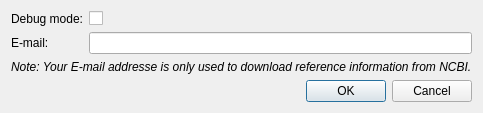
Qt form GEMEditor/ui/src/EditSettingsDialog.ui (JuBra/GEMEditor) before a commit.
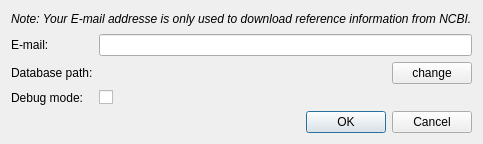
The same form after that commit.

```diff
--- a/GEMEditor/ui/src/EditSettingsDialog.ui
+++ b/GEMEditor/ui/src/EditSettingsDialog.ui
@@ -7,13 +7,26 @@
     <x>0</x>
     <y>0</y>
     <width>432</width>
-    <height>107</height>
+    <height>144</height>
    </rect>
   </property>
   <property name="windowTitle">
    <string>Edit settings</string>
   </property>
   <layout class="QVBoxLayout" name="verticalLayout">
+   <item>
+    <widget class="QLabel" name="label">
+     <property name="text">
+      <string>&lt;html&gt;&lt;head/&gt;&lt;body&gt;&lt;p&gt;&lt;span style=&quot; font-style:italic;&quot;&gt;Note: Your E-mail addresse is only used to download reference information from NCBI.&lt;/span&gt;&lt;/p&gt;&lt;/body&gt;&lt;/html&gt;</string>
+     </property>
+     <property name="textFormat">
+      <enum>Qt::RichText</enum>
+     </property>
+     <property name="textInteractionFlags">
+      <set>Qt::NoTextInteraction</set>
+     </property>
+    </widget>
+   </item>
    <item>
     <layout class="QFormLayout" name="formLayout">
      <item row="1" column="0">
@@ -26,31 +39,49 @@
      <item row="1" column="1">
       <widget class="QLineEdit" name="eMailLineEdit"/>
      </item>
-     <item row="0" column="0">
+     <item row="3" column="0">
       <widget class="QLabel" name="debugModeLabel">
        <property name="text">
         <string>Debug mode:</string>
        </property>
       </widget>
      </item>
-     <item row="0" column="1">
+     <item row="3" column="1">
       <widget class="QCheckBox" name="debugModeCheckBox"/>
      </item>
+     <item row="2" column="0">
+      <widget class="QLabel" name="label_2">
+       <property name="text">
+        <string>Database path:</string>
+       </property>
+      </widget>
+     </item>
+     <item row="2" column="1">
+      <layout class="QHBoxLayout" name="horizontalLayout">
+       <item>
+        <widget class="QLabel" name="label_database_path">
+         <property name="sizePolicy">
+          <sizepolicy hsizetype="Preferred" vsizetype="Preferred">
+           <horstretch>1</horstretch>
+           <verstretch>0</verstretch>
+          </sizepolicy>
+         </property>
+         <property name="text">
+          <string/>
+         </property>
+        </widget>
+       </item>
+       <item>
+        <widget class="QPushButton" name="pushButton_change_path">
+         <property name="text">
+          <string>change</string>
+         </property>
+        </widget>
+       </item>
+      </layout>
+     </item>
     </layout>
    </item>
-   <item>
-    <widget class="QLabel" name="label">
-     <property name="text">
-      <string>&lt;html&gt;&lt;head/&gt;&lt;body&gt;&lt;p&gt;&lt;span style=&quot; font-style:italic;&quot;&gt;Note: Your E-mail addresse is only used to download reference information from NCBI.&lt;/span&gt;&lt;/p&gt;&lt;/body&gt;&lt;/html&gt;</string>
-     </property>
-     <property name="textFormat">
-      <enum>Qt::RichText</enum>
-     </property>
-     <property name="textInteractionFlags">
-      <set>Qt::NoTextInteraction</set>
-     </property>
-    </widget>
-   </item>
    <item>
     <widget class="QDialogButtonBox" name="buttonBox">
      <property name="orientation">
```
